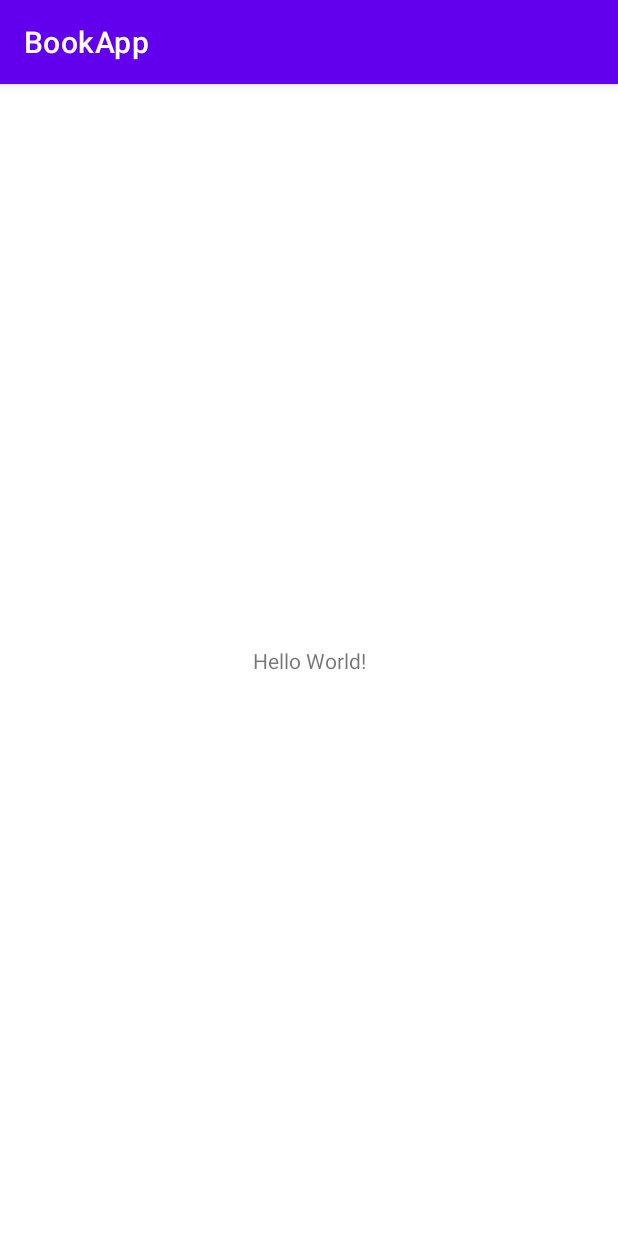
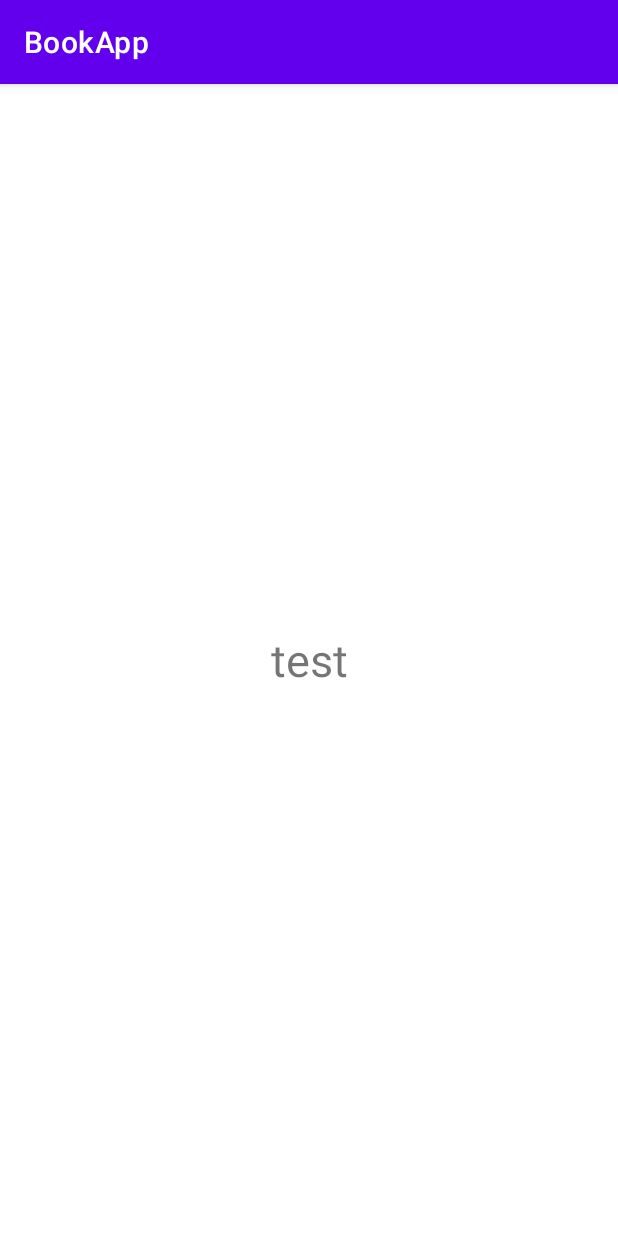
Before and after one commit to wooji9/BookRecord, an Android app: the screen it shows after launch (MainActivity), on a phone screen of 412 x 824 dp. Run offline under Robolectric (Android 15) with nearby library versions, the phone set to English and light mode, and no system bars.

Commit message:
test입니다

```diff
--- a/app/src/main/res/layout/activity_main.xml
+++ b/app/src/main/res/layout/activity_main.xml
@@ -1,5 +1,5 @@
 <?xml version="1.0" encoding="utf-8"?>
-<androidx.constraintlayout.widget.ConstraintLayout xmlns:android="http://schemas.android.com/apk/res/android"
+<LinearLayout xmlns:android="http://schemas.android.com/apk/res/android"
     xmlns:app="http://schemas.android.com/apk/res-auto"
     xmlns:tools="http://schemas.android.com/tools"
     android:layout_width="match_parent"
@@ -7,12 +7,11 @@
     tools:context=".MainActivity">
 
     <TextView
-        android:layout_width="wrap_content"
-        android:layout_height="wrap_content"
-        android:text="Hello World!"
-        app:layout_constraintBottom_toBottomOf="parent"
-        app:layout_constraintLeft_toLeftOf="parent"
-        app:layout_constraintRight_toRightOf="parent"
-        app:layout_constraintTop_toTopOf="parent" />
+        android:layout_width="match_parent"
+        android:layout_height="match_parent"
+        android:text="test"
+        android:textSize="30dp"
+        android:gravity="center"
+        android:id="@+id/test"/>
 
-</androidx.constraintlayout.widget.ConstraintLayout>
+</LinearLayout>
```
